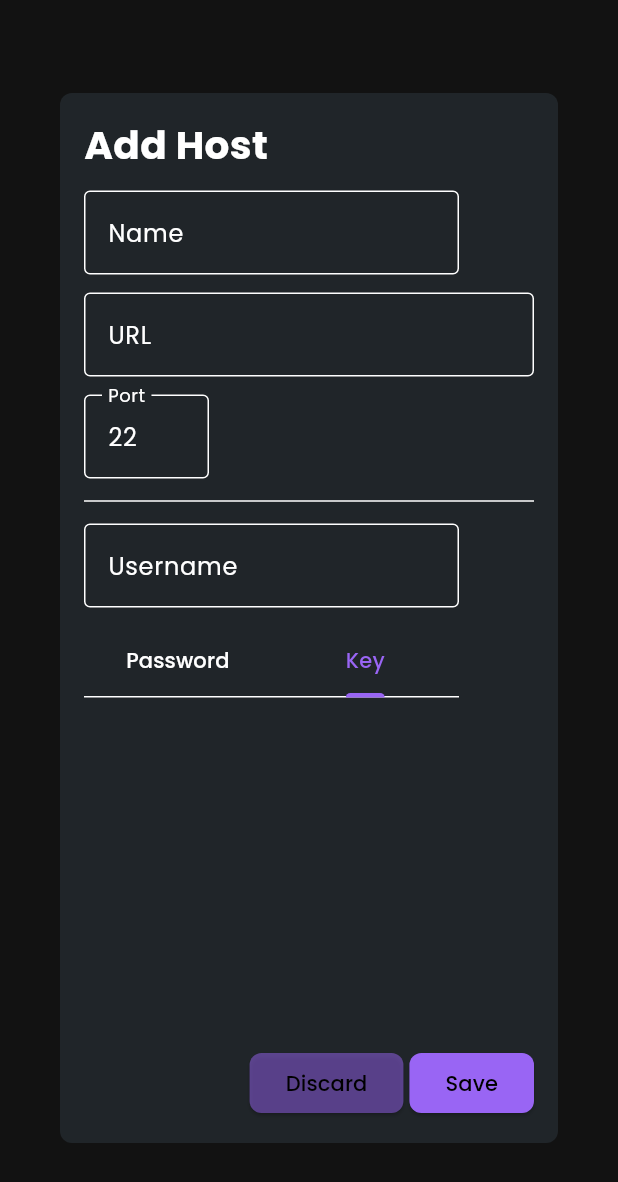
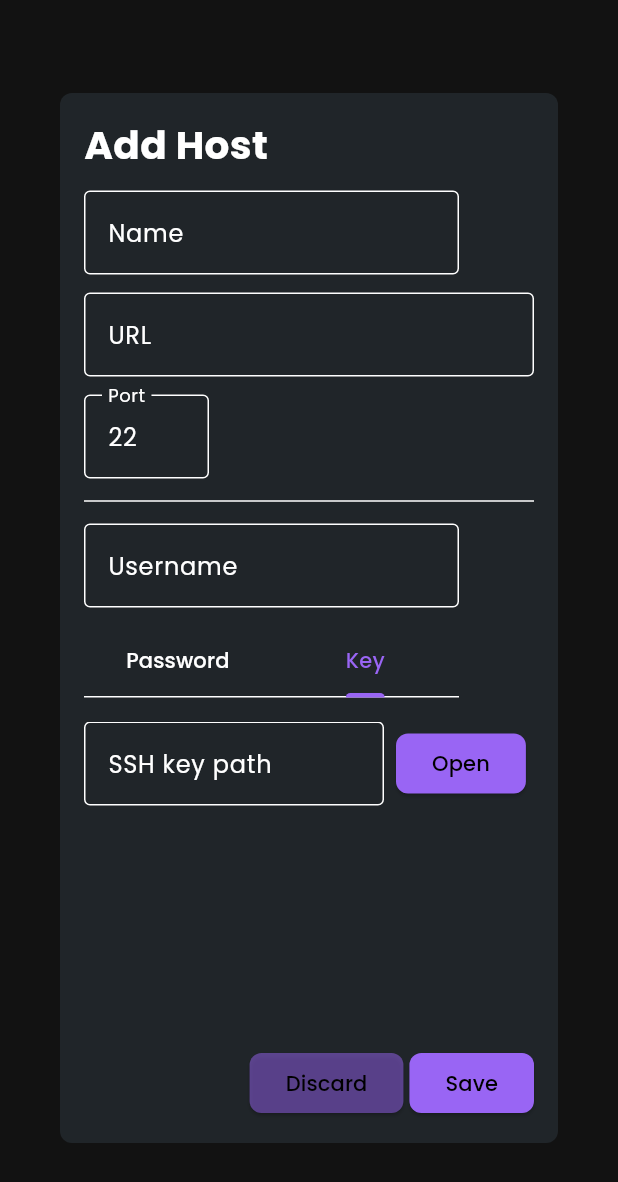
Before and after one commit to Adamv27/SFTP-Client, a Flutter app: the AddHostMenu widget shown alone on an empty page, opened directly, tab 2 chosen, on a phone screen of 412 x 824 dp. Shown: the top 1182 px of the screen. Run offline on Flutter 3.47's test engine with Material 3 defaults, Android fonts, the phone set to English and light mode, and no system bars; our stand-ins replace file_picker, flutter_riverpod, flutter_secure_storage, google_fonts, riverpod_annotation; missing offline and left inert: bitsdojo_window, dartssh2; accounts and stored records are empty; generated files the repository leaves out were written again.

Commit message:
Allow user to select file from explorer to get SSH key path

```diff
--- a/lib/pages/hosts/widgets/add_host_menu.dart
+++ b/lib/pages/hosts/widgets/add_host_menu.dart
@@ -1,3 +1,4 @@
+import 'package:file_picker/file_picker.dart';
 import 'package:flutter/material.dart';
 import 'package:flutter/services.dart';
 import 'package:sftp_client/pages/hosts/models/host.dart';
@@ -12,7 +13,7 @@ class AddHostMenu extends StatefulWidget {
 
 class _AddHostMenuState extends State<AddHostMenu> {
   Host host = Host(name: '', url: '');
-
+  TextEditingController keyPathController = TextEditingController();
   @override
   Widget build(BuildContext context) {
     final colorScheme = Theme.of(context).colorScheme;
@@ -94,19 +95,22 @@ class _AddHostMenuState extends State<AddHostMenu> {
     return DefaultTabController(
       length: 2,
       initialIndex: 0,
-      child: SizedBox(
+      child: Column(
+        crossAxisAlignment: CrossAxisAlignment.start,
+        children: [
+          SizedBox(
             width: fieldWidth,
-        child: Column(
-          children: [
-            const TabBar(
+            child: const TabBar(
               tabs: [
                 Tab(text: 'Password'),
                 Tab(text: 'Key'),
               ],
             ),
-            SizedBox(
-              width: fieldWidth,
-              height: 50,
+          ),
+          Container(
+            padding: const EdgeInsets.symmetric(vertical: 16),
+            width: DialogMenu.maxWidth * 0.75,
+            height: 125,
             child: TabBarView(
               children: [
                 _buildPasswordTabView(),
@@ -116,26 +120,63 @@ class _AddHostMenuState extends State<AddHostMenu> {
           ),
         ],
       ),
-      ),
     );
   }
 
   Widget _buildPasswordTabView() {
-    return Column(
-      children: [
+    return Column(children: [
       TextField(
+        obscureText: true,
         onChanged: (value) => host.password = value,
         decoration: const InputDecoration(
           hintText: 'Password',
           border: OutlineInputBorder(),
         ),
       ),
-      ],
-    );
+      Row(children: [
+        Checkbox(
+          value: host.savePassword,
+          onChanged: (value) {
+            if (value != null) {
+              setState(() => host.savePassword = value);
+            }
+          },
+        ),
+        const Text('Save password')
+      ])
+    ]);
   }
 
   Widget _buildKeyTabView() {
-    return Container();
+    return Column(children: [
+      Row(children: [
+        SizedBox(
+          width: 200,
+          child: TextField(
+            controller: keyPathController,
+            onChanged: (value) => host.keyPath = value,
+            decoration: const InputDecoration(
+              hintText: 'SSH key path',
+              border: OutlineInputBorder(),
+            ),
+          ),
+        ),
+        const SizedBox(width: 8),
+        ElevatedButton(
+          onPressed: () async {
+            FilePickerResult? result = await FilePicker.platform.pickFiles();
+            if (result != null) {
+              final String? path = result.files.single.path;
+              host.keyPath = path;
+              setState(
+                () => keyPathController = TextEditingController(text: path),
+              );
+            }
+          },
+          child: const Text('Open'),
+        )
+      ])
+    ]);
   }
 
   Widget _buildControlButtons(BuildContext context) {
```
Lines whose indentation alone changed are shown as unchanged.
